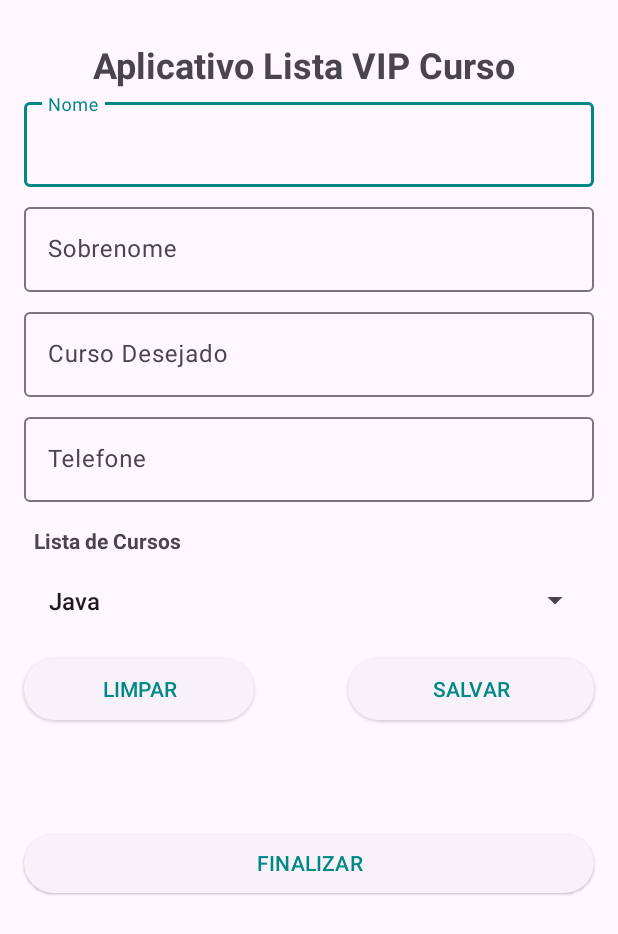
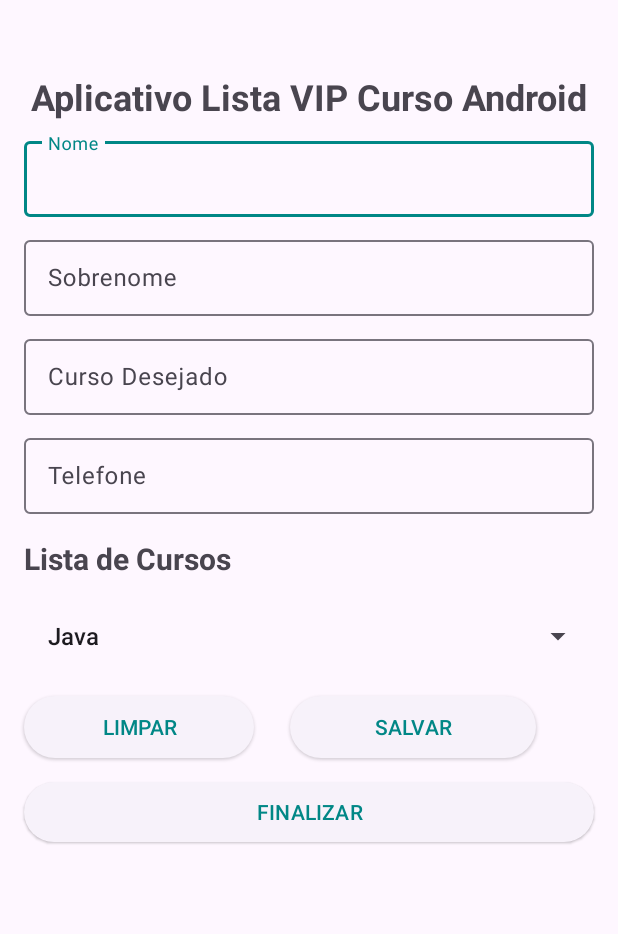
Before and after one commit to paulohorizonti/CursoAndroid2023, an Android app: the screen it shows after launch (MainActivity), on a phone screen of 412 x 824 dp. Shown: the top 934 px of the screen. Run offline under Robolectric (Android 15) with nearby library versions, the light colour scheme and no system bars.

Commit message:
INCLUSÃO até a aula 48 - 2

```diff
--- a/AppListaCursos/app/src/main/java/br/com/devandroid/paulo/applistacursos/view/MainActivity.java
+++ b/AppListaCursos/app/src/main/java/br/com/devandroid/paulo/applistacursos/view/MainActivity.java
@@ -51,7 +51,7 @@ public class MainActivity extends AppCompatActivity {
     @Override
     protected void onCreate(Bundle savedInstanceState) {
         super.onCreate(savedInstanceState);
-        setContentView(R.layout.activity_main);
+        setContentView(R.layout.activity_spiner);
 
         //controller pessoa
         pessoaController = new PessoaController(MainActivity.this);
@@ -93,7 +93,7 @@ public class MainActivity extends AppCompatActivity {
 
         ArrayAdapter<String> adapter = new ArrayAdapter<>(this, android.R.layout.simple_list_item_1, cursoContrller.dadosParaSpiner());
 
-        adapter.setDropDownViewResource(android.R.layout.activity_list_item);
+        adapter.setDropDownViewResource(android.R.layout.simple_list_item_1);
 
         spinner.setAdapter(adapter);
 
--- /dev/null
+++ b/AppListaCursos/app/src/main/res/layout/activity_spiner.xml
@@ -0,0 +1,168 @@
+<?xml version="1.0" encoding="utf-8"?>
+<androidx.appcompat.widget.LinearLayoutCompat xmlns:android="http://schemas.android.com/apk/res/android"
+    xmlns:app="http://schemas.android.com/apk/res-auto"
+    xmlns:tools="http://schemas.android.com/tools"
+    android:layout_width="match_parent"
+    android:layout_height="match_parent"
+    tools:context=".view.MainActivity"
+    android:orientation="vertical">
+
+    <ScrollView
+        android:layout_width="match_parent"
+        android:layout_height="wrap_content">
+
+        <LinearLayout
+            android:layout_width="match_parent"
+            android:layout_height="wrap_content"
+            android:orientation="vertical">
+
+
+    <TextView
+        android:id="@+id/txtTitulo"
+        android:layout_width="match_parent"
+        android:layout_height="wrap_content"
+        android:gravity="center_horizontal"
+        android:layout_marginStart="16dp"
+        android:layout_marginEnd="16dp"
+        android:layout_marginTop="48dp"
+        android:text="@string/txt_Titulo"
+        android:textSize="24sp"
+        android:textStyle="bold"
+         />
+
+    <com.google.android.material.textfield.TextInputLayout
+        android:id="@+id/edtNome"
+        android:layout_width="match_parent"
+        android:layout_height="56dp"
+        android:layout_marginStart="16dp"
+        android:layout_marginEnd="16dp"
+        android:layout_marginTop="8dp"
+        >
+
+        <com.google.android.material.textfield.TextInputEditText
+            android:id="@+id/edtNomeAlterar"
+            android:layout_width="match_parent"
+            android:layout_height="wrap_content"
+            android:hint="Nome" />
+
+
+
+    </com.google.android.material.textfield.TextInputLayout>
+
+    <com.google.android.material.textfield.TextInputLayout
+        android:id="@+id/edtSobrenome"
+        android:layout_width="match_parent"
+        android:layout_height="56dp"
+        android:layout_marginStart="16dp"
+        android:layout_marginEnd="16dp"
+        android:layout_marginTop="10dp"
+
+        >
+
+        <com.google.android.material.textfield.TextInputEditText
+            android:id="@+id/edtSobrenomeAlterar"
+            android:layout_width="match_parent"
+            android:layout_height="wrap_content"
+            android:hint="Sobrenome" />
+    </com.google.android.material.textfield.TextInputLayout>
+
+    <com.google.android.material.textfield.TextInputLayout
+        android:id="@+id/edtCurso"
+        android:layout_width="match_parent"
+        android:layout_height="56dp"
+        android:layout_marginStart="16dp"
+        android:layout_marginEnd="16dp"
+        android:layout_marginTop="10dp"
+
+        >
+
+        <com.google.android.material.textfield.TextInputEditText
+            android:id="@+id/edtCursoAlterar"
+            android:layout_width="match_parent"
+            android:layout_height="wrap_content"
+            android:hint="Curso Desejado" />
+    </com.google.android.material.textfield.TextInputLayout>
+
+    <com.google.android.material.textfield.TextInputLayout
+        android:id="@+id/edtTelefone"
+        android:layout_width="match_parent"
+        android:layout_height="56dp"
+        android:layout_marginStart="16dp"
+        android:layout_marginTop="10dp"
+        android:layout_marginEnd="16dp"
+        android:inputType="phone"
+
+        tools:ignore="MissingConstraints">
+
+        <com.google.android.material.textfield.TextInputEditText
+            android:id="@+id/edtTelefoneAlterar"
+            android:layout_width="match_parent"
+            android:layout_height="wrap_content"
+            android:hint="Telefone" />
+    </com.google.android.material.textfield.TextInputLayout>
+
+
+            <TextView
+                android:id="@+id/txtListaSpinner"
+                android:layout_width="wrap_content"
+                android:layout_height="wrap_content"
+                android:layout_marginStart="16dp"
+                android:layout_marginTop="16dp"
+                android:text="Lista de Cursos"
+                android:textSize="20sp"
+                android:textStyle="bold" />
+    <Spinner
+        android:id="@+id/spinner"
+        android:layout_width="match_parent"
+        android:layout_height="56dp"
+        android:layout_marginStart="16dp"
+        android:layout_marginEnd="16dp"
+        android:layout_marginTop="10dp"
+         />
+
+<androidx.appcompat.widget.LinearLayoutCompat
+    android:layout_width="wrap_content"
+    android:layout_height="wrap_content"
+    android:orientation="horizontal">
+
+    <Button
+        android:id="@+id/btnLimpar"
+        style="@style/Widget.Material3.Button.ElevatedButton"
+        android:layout_width="153dp"
+        android:layout_height="49dp"
+        android:layout_marginStart="16dp"
+        android:layout_marginEnd="8dp"
+        android:layout_marginTop="8dp"
+        android:text="LIMPAR"
+
+         />
+
+    <Button
+        android:id="@+id/btnSalvar"
+        style="@style/Widget.Material3.Button.ElevatedButton"
+        android:layout_width="164dp"
+        android:layout_height="49dp"
+
+        android:layout_marginStart="16dp"
+        android:layout_marginEnd="16dp"
+        android:layout_marginTop="8dp"
+        android:text="SALVAR"
+
+        tools:ignore="MissingConstraints" />
+</androidx.appcompat.widget.LinearLayoutCompat>
+    <Button
+        android:id="@+id/btnFinalizar"
+        style="@style/Widget.Material3.Button.ElevatedButton"
+        android:layout_width="match_parent"
+        android:layout_height="wrap_content"
+        android:layout_marginStart="16dp"
+        android:layout_marginEnd="16dp"
+        android:layout_marginTop="8dp"
+        android:text="FINALIZAR"
+
+        />
+        </LinearLayout>
+
+    </ScrollView>
+
+</androidx.appcompat.widget.LinearLayoutCompat>
```
